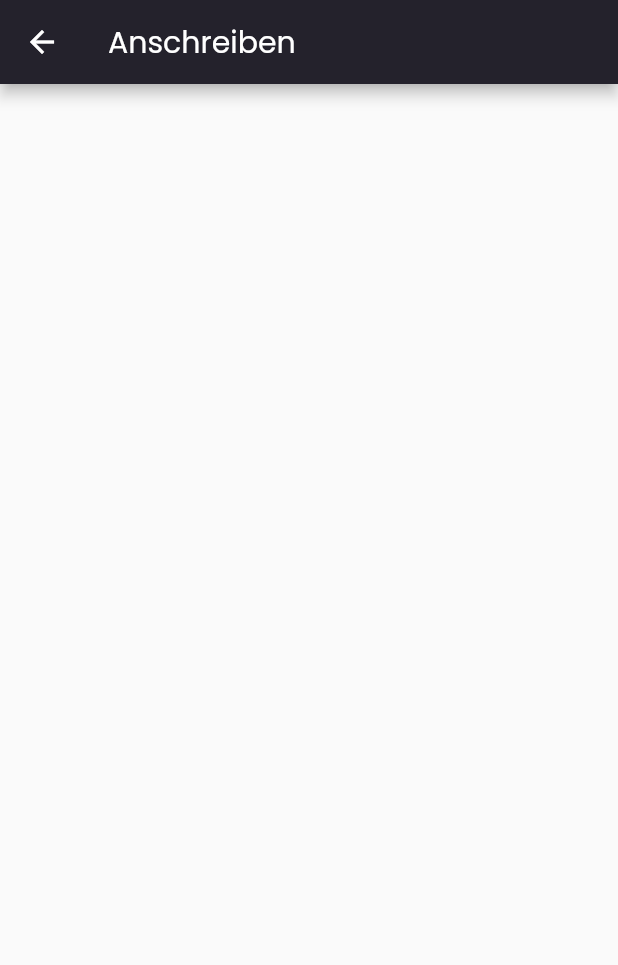
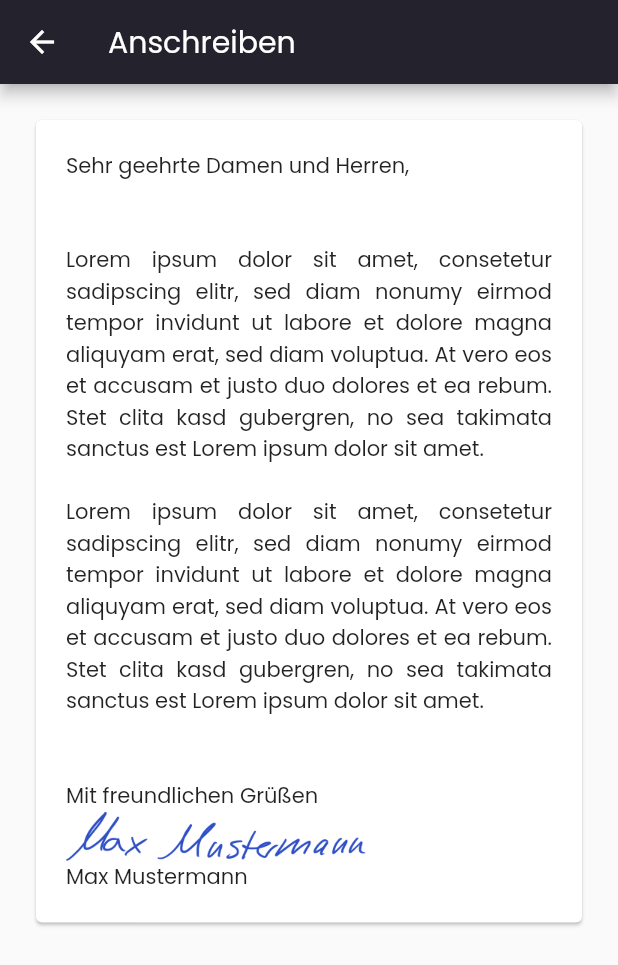
Before and after one commit to tim-w97/Bewerbung, a Flutter app: the Letter screen opened by its route, on a phone screen of 412 x 824 dp. Shown: the top 965 px of the screen. Run offline on Flutter 3.47's test engine with Material 2 defaults, Android fonts, the phone set to English and light mode, and no system bars.

Commit message:
Anschreiben fertiggestellt

```diff
--- a/lib/screens/letter.dart
+++ b/lib/screens/letter.dart
@@ -5,10 +5,57 @@ class Letter extends StatelessWidget {
 
   @override
   Widget build(BuildContext context) {
+    bool letterDoesNotFitA4 = MediaQuery.of(context).size.width < 430;
+
+    Widget letterCard = Card(
+      child: Padding(
+        padding: const EdgeInsets.all(20),
+        child: Column(
+          crossAxisAlignment: CrossAxisAlignment.start,
+          children: [
+            const Text(
+              "Sehr geehrte Damen und Herren,\n\n\n"
+              "Lorem ipsum dolor sit amet, "
+              "consetetur sadipscing elitr, sed diam nonumy eirmod tempor "
+              "invidunt ut labore et dolore magna aliquyam erat, sed diam "
+              "voluptua. At vero eos et accusam et justo duo dolores et ea rebum. "
+              "Stet clita kasd gubergren, no sea takimata sanctus est Lorem "
+              "ipsum dolor sit amet.\n\nLorem ipsum dolor sit amet, consetetur "
+              "sadipscing elitr, sed diam nonumy eirmod tempor invidunt ut "
+              "labore et dolore magna aliquyam erat, sed diam voluptua. "
+              "At vero eos et accusam et justo duo dolores et ea rebum. "
+              "Stet clita kasd gubergren, no sea takimata sanctus est Lorem "
+              "ipsum dolor sit amet.\n\n\n"
+              "Mit freundlichen Grüßen",
+              textAlign: TextAlign.justify,
+            ),
+            Image.asset(
+              "images/signature.png",
+              width: 200,
+            ),
+            const Text("Max Mustermann")
+          ],
+        ),
+      ),
+    );
+
     return Scaffold(
       appBar: AppBar(
         title: const Text("Anschreiben"),
       ),
+      body: Padding(
+        padding: const EdgeInsets.all(20),
+        child: SingleChildScrollView(
+          child: Center(
+            child: SizedBox(
+              width: 500,
+              child: letterDoesNotFitA4
+                  ? letterCard
+                  : AspectRatio(aspectRatio: 1 / 1.4142, child: letterCard),
+            ),
+          ),
+        ),
+      ),
     );
   }
 }
--- a/pubspec.yaml
+++ b/pubspec.yaml
@@ -62,7 +62,7 @@ flutter:
 
   # To add assets to your application, add an assets section, like this:
   assets:
-    - images/tim.png
+    - images/
     - images/logos/
     - images/icons/
 
@@ -81,8 +81,8 @@ flutter:
     - family: "Poppins"
       fonts:
         - asset: fonts/Poppins-Regular.ttf
-#        - asset: fonts/fraunces_bold.ttf
-#          weight: 700 // bold
+  #        - asset: fonts/fraunces_bold.ttf
+  #          weight: 700 // bold
 
   # fonts:
   #   - family: Schyler
```
Also changed, not shown: images/signature.png (added).
